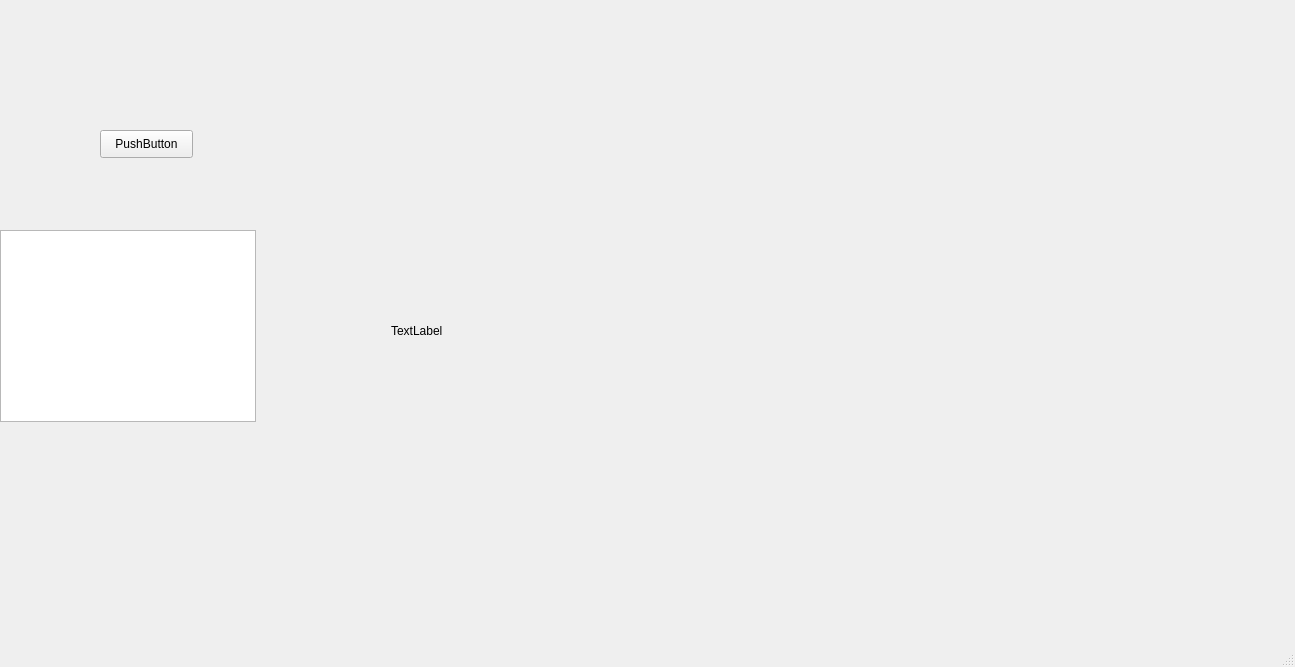
The window that GUI_Qt/mainwindow.ui (Daikiiii/Procon32_Simulator) describes before a commit, drawn with Qt 5.
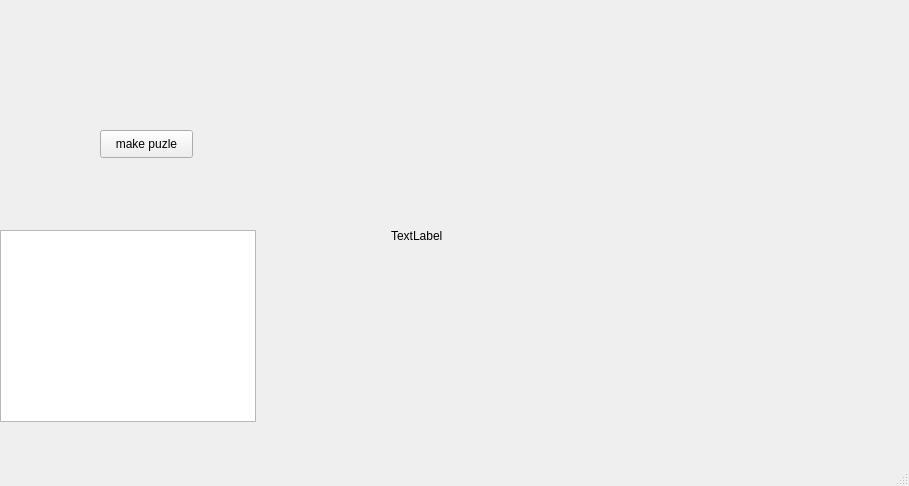
The same window after the commit.

What changed in the file:
```diff
--- a/GUI_Qt/mainwindow.ui
+++ b/GUI_Qt/mainwindow.ui
@@ -6,8 +6,8 @@
    <rect>
     <x>0</x>
     <y>0</y>
-    <width>1295</width>
-    <height>667</height>
+    <width>909</width>
+    <height>486</height>
    </rect>
   </property>
   <property name="windowTitle">
@@ -24,7 +24,7 @@
      </rect>
     </property>
     <property name="text">
-     <string>PushButton</string>
+     <string>make puzle</string>
     </property>
    </widget>
    <widget class="QTextBrowser" name="textBrowser">
@@ -42,8 +42,8 @@
      <rect>
       <x>391</x>
       <y>60</y>
-      <width>871</width>
-      <height>541</height>
+      <width>471</width>
+      <height>351</height>
      </rect>
     </property>
     <property name="text">
```
Left out of the diff: 2 changed lines with no effect on the pictures.
